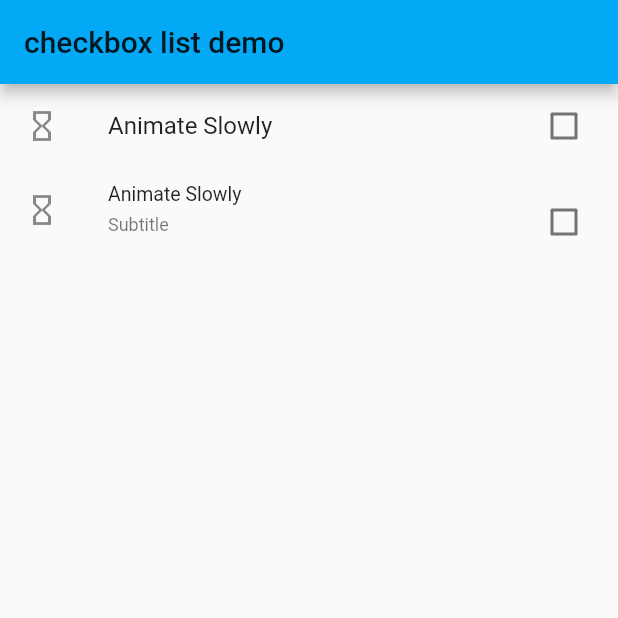
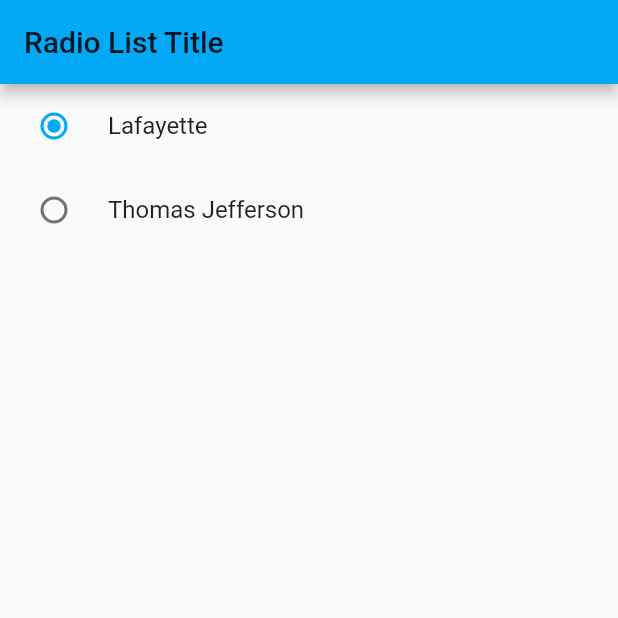
Before and after one commit to mojiajuzi/flutter-example, a Flutter app: the screen it shows after launch, on a phone screen of 412 x 824 dp, the top half of it. Run offline on Flutter 3.47's test engine with Material 2 defaults, Android fonts, the phone set to English and light mode, and no system bars.

Commit message:
radio list title

```diff
--- a/lib/main.dart
+++ b/lib/main.dart
@@ -1,5 +1,5 @@
 import 'package:flutter/material.dart';
-import 'checkbox_list_page.dart';
+import 'radio_list_title_page.dart';
 
 void main() => runApp(new Demo());
 
@@ -9,6 +9,6 @@ class Demo extends StatelessWidget {
     return MaterialApp(
         title: 'Kodeversitas',
         theme: ThemeData(primarySwatch: Colors.lightBlue),
-        home: MyCheckboxList());
+        home: MyRadioListTile());
   }
 }
--- /dev/null
+++ b/lib/radio_list_title_page.dart
@@ -0,0 +1,46 @@
+import 'package:flutter/material.dart';
+
+class MyRadioListTile extends StatefulWidget {
+  @override
+  _MyRadioListTileState createState() => new _MyRadioListTileState();
+}
+
+enum SingingCharacter { lafayette, jefferson }
+
+class _MyRadioListTileState extends State<MyRadioListTile> {
+  SingingCharacter _character = SingingCharacter.lafayette;
+  @override
+  Widget build(BuildContext context) {
+    return new Scaffold(
+      appBar: AppBar(
+        title: Text('Radio List Title'),
+      ),
+      body: Center(
+        child: Column(
+          children: <Widget>[
+            new RadioListTile<SingingCharacter>(
+              title: Text('Lafayette'),
+              value: SingingCharacter.lafayette,
+              groupValue: _character,
+              onChanged: (SingingCharacter value) {
+                setState(() {
+                  _character = value;
+                });
+              },
+            ),
+            new RadioListTile<SingingCharacter>(
+              title: Text('Thomas Jefferson'),
+              value: SingingCharacter.jefferson,
+              groupValue: _character,
+              onChanged: (SingingCharacter value) {
+                setState(() {
+                  _character = value;
+                });
+              },
+            ),
+          ],
+        ),
+      ),
+    );
+  }
+}
```
